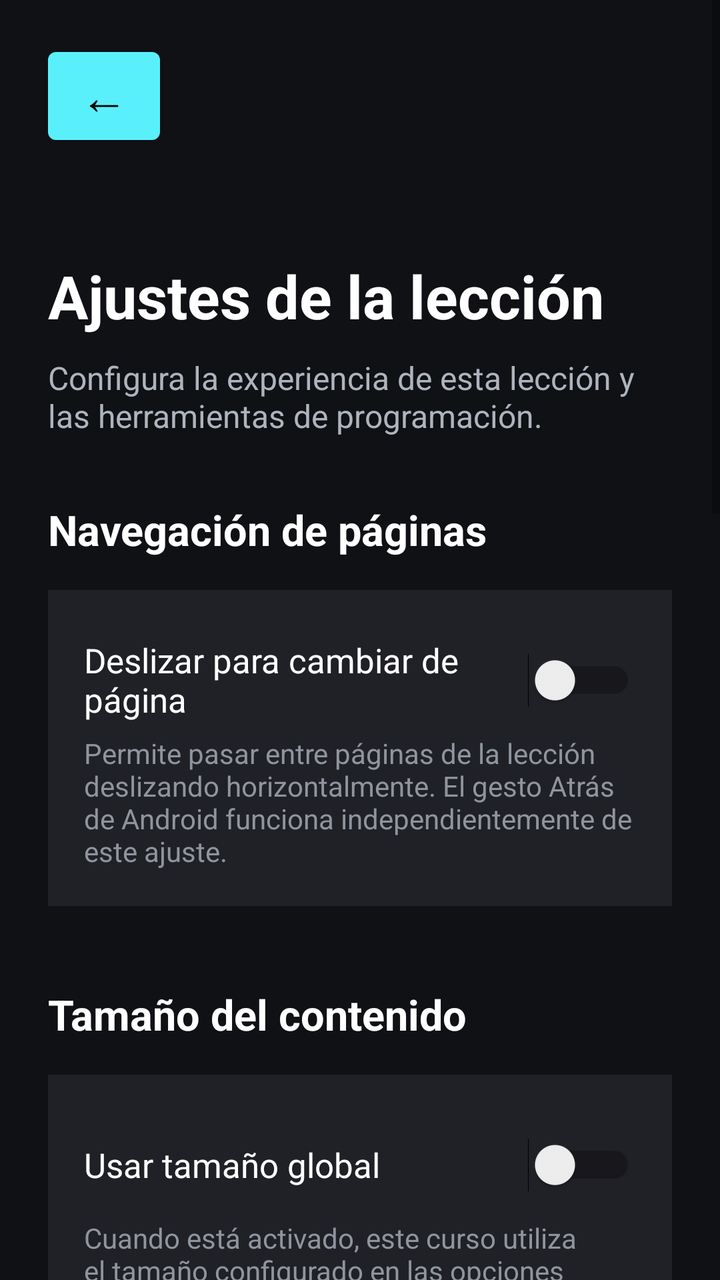
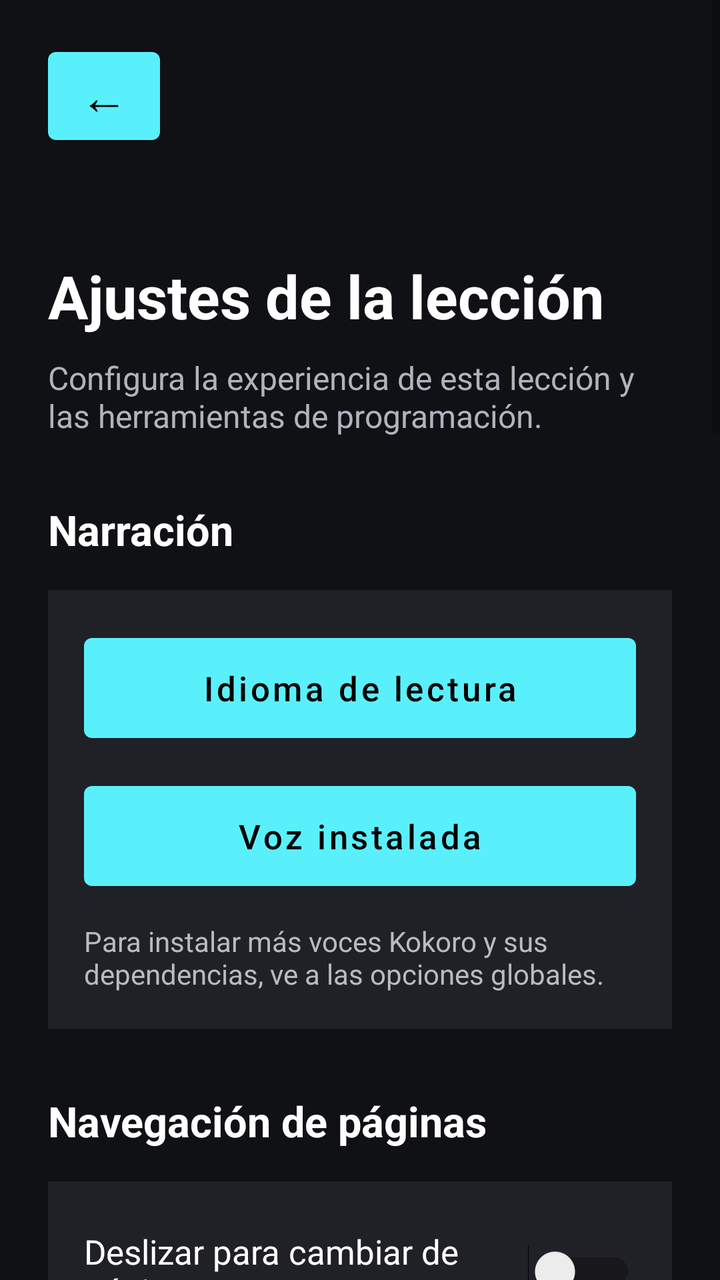

Compare the two renders of this Android layout. The source of the first and the diff that turns it into the second are given below.
<!-- AndroidManifest.xml: application theme Theme.LearnGraphicsProgramming -->
<!-- res/layout/activity_lesson_options.xml -->
<?xml version="1.0" encoding="utf-8"?>
<ScrollView
    xmlns:android="http://schemas.android.com/apk/res/android"
    android:layout_width="match_parent"
    android:layout_height="match_parent"
    android:background="#101114"
    android:fillViewport="true">

    <LinearLayout
        android:layout_width="match_parent"
        android:layout_height="wrap_content"
        android:orientation="vertical"
        android:paddingStart="24dp"
        android:paddingTop="20dp"
        android:paddingEnd="24dp"
        android:paddingBottom="24dp">

        <Button
            android:id="@+id/buttonBack"
            android:layout_width="56dp"
            android:layout_height="56dp"
            android:minWidth="0dp"
            android:minHeight="0dp"
            android:padding="0dp"
            android:text="@string/lesson_back_symbol"
            android:contentDescription="@string/nav_go_back"
            android:textAllCaps="false"
            android:textSize="24sp" />

        <TextView
            android:id="@+id/textLessonNumber"
            android:layout_width="match_parent"
            android:layout_height="wrap_content"
            android:layout_marginTop="24dp"
            android:textColor="@color/accent_text_default"
            android:textSize="16sp"
            android:textStyle="bold" />

        <TextView
            android:layout_width="match_parent"
            android:layout_height="wrap_content"
            android:layout_marginTop="6dp"
            android:text="@string/lesson_settings_title"
            android:textColor="#FFFFFF"
            android:textSize="30sp"
            android:textStyle="bold" />

        <TextView
            android:id="@+id/textLessonOptionsDescription"
            android:layout_width="match_parent"
            android:layout_height="wrap_content"
            android:layout_marginTop="10dp"
            android:text="@string/lesson_settings_programming_description"
            android:textColor="#AEB4BE"
            android:textSize="16sp" />

        

        <TextView
            android:layout_width="match_parent"
            android:layout_height="wrap_content"
            android:layout_marginTop="32dp"
            android:text="@string/lesson_settings_navigation_title"
            android:textColor="#FFFFFF"
            android:textSize="21sp"
            android:textStyle="bold" />

        <LinearLayout
            android:layout_width="match_parent"
            android:layout_height="wrap_content"
            android:layout_marginTop="16dp"
            android:background="#202126"
            android:orientation="vertical"
            android:paddingStart="18dp"
            android:paddingTop="18dp"
            android:paddingEnd="18dp"
            android:paddingBottom="18dp">

            <Switch
                android:id="@+id/switchLessonSwipeNavigation"
                android:layout_width="match_parent"
                android:layout_height="wrap_content"
                android:minHeight="54dp"
                android:text="@string/lesson_settings_swipe_navigation"
                android:textColor="#FFFFFF"
                android:textSize="17sp" />

            <TextView
                android:layout_width="match_parent"
                android:layout_height="wrap_content"
                android:text="@string/lesson_settings_swipe_navigation_description"
                android:textColor="#8F959F"
                android:textSize="14sp" />

        </LinearLayout>

        

        <TextView
            android:layout_width="match_parent"
            android:layout_height="wrap_content"
            android:layout_marginTop="40dp"
            android:text="@string/lesson_settings_content_size_title"
            android:textColor="#FFFFFF"
            android:textSize="21sp"
            android:textStyle="bold" />

        <LinearLayout
            android:layout_width="match_parent"
            android:layout_height="wrap_content"
            android:layout_marginTop="16dp"
            android:background="#202126"
            android:orientation="vertical"
            android:paddingStart="18dp"
            android:paddingTop="18dp"
            android:paddingEnd="18dp"
            android:paddingBottom="18dp">

            <Switch
                android:id="@+id/switchUseGlobalTextSize"
                android:layout_width="match_parent"
                android:layout_height="wrap_content"
                android:minHeight="54dp"
                android:text="@string/lesson_settings_use_global_size"
                android:textColor="#FFFFFF"
                android:textSize="17sp" />

            <TextView
                android:layout_width="match_parent"
                android:layout_height="wrap_content"
                android:layout_marginBottom="18dp"
                android:text="@string/lesson_settings_use_global_size_description"
                android:textColor="#8F959F"
                android:textSize="14sp" />

            <View
                android:layout_width="match_parent"
                android:layout_height="1dp"
                android:background="#30323A" />

            <TextView
                android:id="@+id/textLessonTextSize"
                android:layout_width="match_parent"
                android:layout_height="wrap_content"
                android:layout_marginTop="18dp"
                android:text="@string/lesson_text_size_initial"
                android:textColor="#FFFFFF"
                android:textSize="17sp"
                android:textStyle="bold" />

            <SeekBar
                android:id="@+id/seekLessonTextSize"
                android:layout_width="match_parent"
                android:layout_height="wrap_content"
                android:layout_marginTop="10dp"
                android:max="75"
                android:progress="25" />

            <TextView
                android:id="@+id/textLessonTextSizePreview"
                android:layout_width="match_parent"
                android:layout_height="wrap_content"
                android:layout_marginTop="10dp"
                android:gravity="center"
                android:text="@string/settings_content_size_preview"
                android:textColor="#FFFFFF"
                android:textSize="17sp" />

            <TextView
                android:layout_width="match_parent"
                android:layout_height="wrap_content"
                android:layout_marginTop="8dp"
                android:gravity="center"
                android:text="@string/lesson_text_size_range"
                android:textColor="#8F959F"
                android:textSize="12sp" />

        </LinearLayout>

        

        <TextView
            android:id="@+id/textCodeWrapHeading"
            android:layout_width="match_parent"
            android:layout_height="wrap_content"
            android:layout_marginTop="32dp"
            android:text="@string/lesson_settings_wrap_title"
            android:textColor="#FFFFFF"
            android:textSize="21sp"
            android:textStyle="bold" />

        <LinearLayout
            android:id="@+id/codeWrapSettings"
            android:layout_width="match_parent"
            android:layout_height="wrap_content"
            android:layout_marginTop="16dp"
            android:background="#202126"
            android:orientation="vertical"
            android:paddingStart="18dp"
            android:paddingTop="18dp"
            android:paddingEnd="18dp"
            android:paddingBottom="18dp">

            <Switch
                android:id="@+id/switchAllowGlobalWrapOverwrite"
                android:layout_width="match_parent"
                android:layout_height="wrap_content"
                android:minHeight="58dp"
                android:text="@string/settings_allow_global_override"
                android:textColor="#FFFFFF"
                android:textSize="17sp" />

            <TextView
                android:layout_width="match_parent"
                android:layout_height="wrap_content"
                android:text="@string/lesson_settings_wrap_description"
                android:textColor="#8F959F"
                android:textSize="14sp" />

        </LinearLayout>

        <Button
            android:id="@+id/buttonSaveCourseSettings"
            android:layout_width="match_parent"
            android:layout_height="wrap_content"
            android:layout_marginTop="16dp"
            android:minHeight="62dp"
            android:text="@string/lesson_settings_save_course"
            android:textAllCaps="false"
            android:textSize="18sp" />

        

        <TextView
            android:id="@+id/textProgrammingHeading"
            android:layout_width="match_parent"
            android:layout_height="wrap_content"
            android:layout_marginTop="40dp"
            android:text="@string/settings_programming_color_title"
            android:textColor="#FFFFFF"
            android:textSize="21sp"
            android:textStyle="bold" />

        <Button
            android:id="@+id/buttonEditProgrammingShortcuts"
            android:layout_width="match_parent"
            android:layout_height="wrap_content"
            android:layout_marginTop="16dp"
            android:minHeight="62dp"
            android:text="@string/lesson_settings_edit_shortcuts"
            android:textAllCaps="false"
            android:textSize="18sp" />

        <TextView
            android:id="@+id/textProgrammingShortcutsDescription"
            android:layout_width="match_parent"
            android:layout_height="wrap_content"
            android:layout_marginTop="10dp"
            android:text="@string/lesson_settings_shortcuts_description"
            android:textColor="#8F959F"
            android:textSize="14sp" />

        

        <TextView
            android:layout_width="match_parent"
            android:layout_height="wrap_content"
            android:layout_marginTop="40dp"
            android:text="@string/nav_progress_title"
            android:textColor="#FFFFFF"
            android:textSize="21sp"
            android:textStyle="bold" />

        <Button
            android:id="@+id/buttonResetLesson"
            android:layout_width="match_parent"
            android:layout_height="wrap_content"
            android:layout_marginTop="16dp"
            android:minHeight="62dp"
            android:text="@string/lesson_settings_reset"
            android:textAllCaps="false"
            android:textSize="18sp" />

        <TextView
            android:layout_width="match_parent"
            android:layout_height="wrap_content"
            android:layout_marginTop="10dp"
            android:text="@string/lesson_settings_reset_description"
            android:textColor="#8F959F"
            android:textSize="14sp" />

    </LinearLayout>

</ScrollView>
<!-- resources referenced by this layout -->
<resources>
  <color name="accent_text_default">#FF55E6F2</color>
  <string name="lesson_back_symbol" translatable="false">←</string>
  <string name="lesson_settings_content_size_title">Tamaño del contenido</string>
  <string name="lesson_settings_edit_shortcuts">Editar atajos del teclado</string>
  <string name="lesson_settings_navigation_title">Navegación de páginas</string>
  <string name="lesson_settings_programming_description">Configura la experiencia de esta lección y las herramientas de programación.</string>
  <string name="lesson_settings_reset">Reiniciar lección</string>
  <string name="lesson_settings_reset_description">Elimina las respuestas, ejercicios completados, página guardada y estado de finalización de esta lección.</string>
  <string name="lesson_settings_save_course">Guardar ajustes del curso</string>
  <string name="lesson_settings_shortcuts_description">Configura los botones que aparecen sobre el teclado al escribir código. TAB permanece siempre disponible.</string>
  <string name="lesson_settings_swipe_navigation">Deslizar para cambiar de página</string>
  <string name="lesson_settings_swipe_navigation_description">Permite pasar entre páginas de la lección deslizando horizontalmente. El gesto Atrás de Android funciona independientemente de este ajuste.</string>
  <string name="lesson_settings_title">Ajustes de la lección</string>
  <string name="lesson_settings_use_global_size">Usar tamaño global</string>
  <string name="lesson_settings_use_global_size_description">Cuando está activado, este curso utiliza el tamaño configurado en las opciones generales.</string>
  <string name="lesson_settings_wrap_description">Activado por defecto. Permite que los cambios realizados en el ajuste de línea predeterminado sobrescriban este curso. Desactivarlo no bloquea el botón de ajuste de línea de las consolas.</string>
  <string name="lesson_settings_wrap_title">Ajuste de línea</string>
  <string name="lesson_text_size_initial" formatted="false">Tamaño del curso · 100 %</string>
  <string name="lesson_text_size_range" formatted="false">"75 %                                  150 %"</string>
  <string name="nav_go_back">Volver</string>
  <string name="nav_progress_title">Progreso</string>
  <string name="settings_allow_global_override">Permitir sobrescribir el color de acento</string>
  <string name="settings_content_size_preview">Vista previa de lectura</string>
  <string name="settings_programming_color_title">Programación</string>
  <style name="Theme.LearnGraphicsProgramming" parent="Theme.MaterialComponents.DayNight.DarkActionBar">
          
          <item name="colorPrimary">@color/purple_500</item>
          <item name="colorPrimaryVariant">@color/purple_700</item>
          <item name="colorOnPrimary">@color/black</item>
          
          <item name="colorSecondary">@color/teal_200</item>
          <item name="colorSecondaryVariant">@color/teal_700</item>
          <item name="colorOnSecondary">@color/black</item>
          
          <item name="android:statusBarColor">?attr/colorPrimaryVariant</item>
          
          <item name="windowActionBar">false</item>
          <item name="windowNoTitle">true</item>
      </style>
  <color name="purple_500">#FF59F0FC</color>
  <color name="purple_700">#FF31848B</color>
  <color name="black">#FF000000</color>
  <color name="teal_200">#FF03DAC5</color>
  <color name="teal_700">#FF018786</color>
</resources>

<!-- the commit's change to res/layout/activity_lesson_options.xml (unified diff, before → after) -->
@@ -60,7 +60,7 @@
             android:layout_width="match_parent"
             android:layout_height="wrap_content"
             android:layout_marginTop="32dp"
-            android:text="@string/lesson_settings_navigation_title"
+            android:text="@string/lesson_settings_narration_title"
             android:textColor="#FFFFFF"
             android:textSize="21sp"
             android:textStyle="bold" />
@@ -76,20 +76,32 @@
             android:paddingEnd="18dp"
             android:paddingBottom="18dp">
 
-            <Switch
-                android:id="@+id/switchLessonSwipeNavigation"
-                android:layout_width="match_parent"
-                android:layout_height="wrap_content"
-                android:minHeight="54dp"
-                android:text="@string/lesson_settings_swipe_navigation"
-                android:textColor="#FFFFFF"
-                android:textSize="17sp" />
-
-            <TextView
-                android:layout_width="match_parent"
-                android:layout_height="wrap_content"
-                android:text="@string/lesson_settings_swipe_navigation_description"
-                android:textColor="#8F959F"
+            <Button
+                android:id="@+id/buttonLessonNarrationLanguage"
+                android:layout_width="match_parent"
+                android:layout_height="wrap_content"
+                android:minHeight="62dp"
+                android:text="@string/narration_reading_language"
+                android:textAllCaps="false"
+                android:textSize="17sp" />
+
+            <Button
+                android:id="@+id/buttonLessonNarrationVoice"
+                android:layout_width="match_parent"
+                android:layout_height="wrap_content"
+                android:layout_marginTop="12dp"
+                android:minHeight="62dp"
+                android:text="@string/narration_installed_voice"
+                android:textAllCaps="false"
+                android:textSize="17sp" />
+
+            <TextView
+                android:id="@+id/textLessonNarrationGlobalHint"
+                android:layout_width="match_parent"
+                android:layout_height="wrap_content"
+                android:layout_marginTop="12dp"
+                android:text="@string/lesson_settings_narration_global_hint"
+                android:textColor="#B7BBC4"
                 android:textSize="14sp" />
 
         </LinearLayout>
@@ -99,8 +111,8 @@
         <TextView
             android:layout_width="match_parent"
             android:layout_height="wrap_content"
-            android:layout_marginTop="40dp"
-            android:text="@string/lesson_settings_content_size_title"
+            android:layout_marginTop="32dp"
+            android:text="@string/lesson_settings_navigation_title"
             android:textColor="#FFFFFF"
             android:textSize="21sp"
             android:textStyle="bold" />
@@ -117,80 +129,35 @@
             android:paddingBottom="18dp">
 
             <Switch
-                android:id="@+id/switchUseGlobalTextSize"
+                android:id="@+id/switchLessonSwipeNavigation"
                 android:layout_width="match_parent"
                 android:layout_height="wrap_content"
                 android:minHeight="54dp"
-                android:text="@string/lesson_settings_use_global_size"
-                android:textColor="#FFFFFF"
-                android:textSize="17sp" />
-
-            <TextView
-                android:layout_width="match_parent"
-                android:layout_height="wrap_content"
-                android:layout_marginBottom="18dp"
-                android:text="@string/lesson_settings_use_global_size_description"
+                android:text="@string/lesson_settings_swipe_navigation"
+                android:textColor="#FFFFFF"
+                android:textSize="17sp" />
+
+            <TextView
+                android:layout_width="match_parent"
+                android:layout_height="wrap_content"
+                android:text="@string/lesson_settings_swipe_navigation_description"
                 android:textColor="#8F959F"
                 android:textSize="14sp" />
 
-            <View
-                android:layout_width="match_parent"
-                android:layout_height="1dp"
-                android:background="#30323A" />
-
-            <TextView
-                android:id="@+id/textLessonTextSize"
-                android:layout_width="match_parent"
-                android:layout_height="wrap_content"
-                android:layout_marginTop="18dp"
-                android:text="@string/lesson_text_size_initial"
-                android:textColor="#FFFFFF"
-                android:textSize="17sp"
-                android:textStyle="bold" />
-
-            <SeekBar
-                android:id="@+id/seekLessonTextSize"
-                android:layout_width="match_parent"
-                android:layout_height="wrap_content"
-                android:layout_marginTop="10dp"
-                android:max="75"
-                android:progress="25" />
-
-            <TextView
-                android:id="@+id/textLessonTextSizePreview"
-                android:layout_width="match_parent"
-                android:layout_height="wrap_content"
-                android:layout_marginTop="10dp"
-                android:gravity="center"
-                android:text="@string/settings_content_size_preview"
-                android:textColor="#FFFFFF"
-                android:textSize="17sp" />
-
-            <TextView
-                android:layout_width="match_parent"
-                android:layout_height="wrap_content"
-                android:layout_marginTop="8dp"
-                android:gravity="center"
-                android:text="@string/lesson_text_size_range"
-                android:textColor="#8F959F"
-                android:textSize="12sp" />
-
         </LinearLayout>
 
         
 
         <TextView
-            android:id="@+id/textCodeWrapHeading"
-            android:layout_width="match_parent"
-            android:layout_height="wrap_content"
-            android:layout_marginTop="32dp"
-            android:text="@string/lesson_settings_wrap_title"
+            android:layout_width="match_parent"
+            android:layout_height="wrap_content"
+            android:layout_marginTop="40dp"
+            android:text="@string/lesson_settings_content_size_title"
             android:textColor="#FFFFFF"
             android:textSize="21sp"
             android:textStyle="bold" />
 
         <LinearLayout
-            android:id="@+id/codeWrapSettings"
             android:layout_width="match_parent"
             android:layout_height="wrap_content"
             android:layout_marginTop="16dp"
@@ -202,6 +169,91 @@
             android:paddingBottom="18dp">
 
             <Switch
+                android:id="@+id/switchUseGlobalTextSize"
+                android:layout_width="match_parent"
+                android:layout_height="wrap_content"
+                android:minHeight="54dp"
+                android:text="@string/lesson_settings_use_global_size"
+                android:textColor="#FFFFFF"
+                android:textSize="17sp" />
+
+            <TextView
+                android:layout_width="match_parent"
+                android:layout_height="wrap_content"
+                android:layout_marginBottom="18dp"
+                android:text="@string/lesson_settings_use_global_size_description"
+                android:textColor="#8F959F"
+                android:textSize="14sp" />
+
+            <View
+                android:layout_width="match_parent"
+                android:layout_height="1dp"
+                android:background="#30323A" />
+
+            <TextView
+                android:id="@+id/textLessonTextSize"
+                android:layout_width="match_parent"
+                android:layout_height="wrap_content"
+                android:layout_marginTop="18dp"
+                android:text="@string/lesson_text_size_initial"
+                android:textColor="#FFFFFF"
+                android:textSize="17sp"
+                android:textStyle="bold" />
+
+            <SeekBar
+                android:id="@+id/seekLessonTextSize"
+                android:layout_width="match_parent"
+                android:layout_height="wrap_content"
+                android:layout_marginTop="10dp"
+                android:max="75"
+                android:progress="25" />
+
+            <TextView
+                android:id="@+id/textLessonTextSizePreview"
+                android:layout_width="match_parent"
+                android:layout_height="wrap_content"
+                android:layout_marginTop="10dp"
+                android:gravity="center"
+                android:text="@string/settings_content_size_preview"
+                android:textColor="#FFFFFF"
+                android:textSize="17sp" />
+
+            <TextView
+                android:layout_width="match_parent"
+                android:layout_height="wrap_content"
+                android:layout_marginTop="8dp"
+                android:gravity="center"
+                android:text="@string/lesson_text_size_range"
+                android:textColor="#8F959F"
+                android:textSize="12sp" />
+
+        </LinearLayout>
+
+        
+
+        <TextView
+            android:id="@+id/textCodeWrapHeading"
+            android:layout_width="match_parent"
+            android:layout_height="wrap_content"
+            android:layout_marginTop="32dp"
+            android:text="@string/lesson_settings_wrap_title"
+            android:textColor="#FFFFFF"
+            android:textSize="21sp"
+            android:textStyle="bold" />
+
+        <LinearLayout
+            android:id="@+id/codeWrapSettings"
+            android:layout_width="match_parent"
+            android:layout_height="wrap_content"
+            android:layout_marginTop="16dp"
+            android:background="#202126"
+            android:orientation="vertical"
+            android:paddingStart="18dp"
+            android:paddingTop="18dp"
+            android:paddingEnd="18dp"
+            android:paddingBottom="18dp">
+
+            <Switch
                 android:id="@+id/switchAllowGlobalWrapOverwrite"
                 android:layout_width="match_parent"
                 android:layout_height="wrap_content"
<!-- resource entries referenced after the edit -->
@@ -4,6 +4,8 @@
   <string name="lesson_back_symbol" translatable="false">←</string>
   <string name="lesson_settings_content_size_title">Tamaño del contenido</string>
   <string name="lesson_settings_edit_shortcuts">Editar atajos del teclado</string>
+  <string name="lesson_settings_narration_global_hint">Para instalar más voces Kokoro y sus dependencias, ve a las opciones globales.</string>
+  <string name="lesson_settings_narration_title">Narración</string>
   <string name="lesson_settings_navigation_title">Navegación de páginas</string>
   <string name="lesson_settings_programming_description">Configura la experiencia de esta lección y las herramientas de programación.</string>
   <string name="lesson_settings_reset">Reiniciar lección</string>
@@ -19,6 +21,8 @@
   <string name="lesson_settings_wrap_title">Ajuste de línea</string>
   <string name="lesson_text_size_initial" formatted="false">Tamaño del curso · 100 %</string>
   <string name="lesson_text_size_range" formatted="false">"75 %                                  150 %"</string>
+  <string name="narration_installed_voice">Voz instalada</string>
+  <string name="narration_reading_language">Idioma de lectura</string>
   <string name="nav_go_back">Volver</string>
   <string name="nav_progress_title">Progreso</string>
   <string name="settings_allow_global_override">Permitir sobrescribir el color de acento</string>
